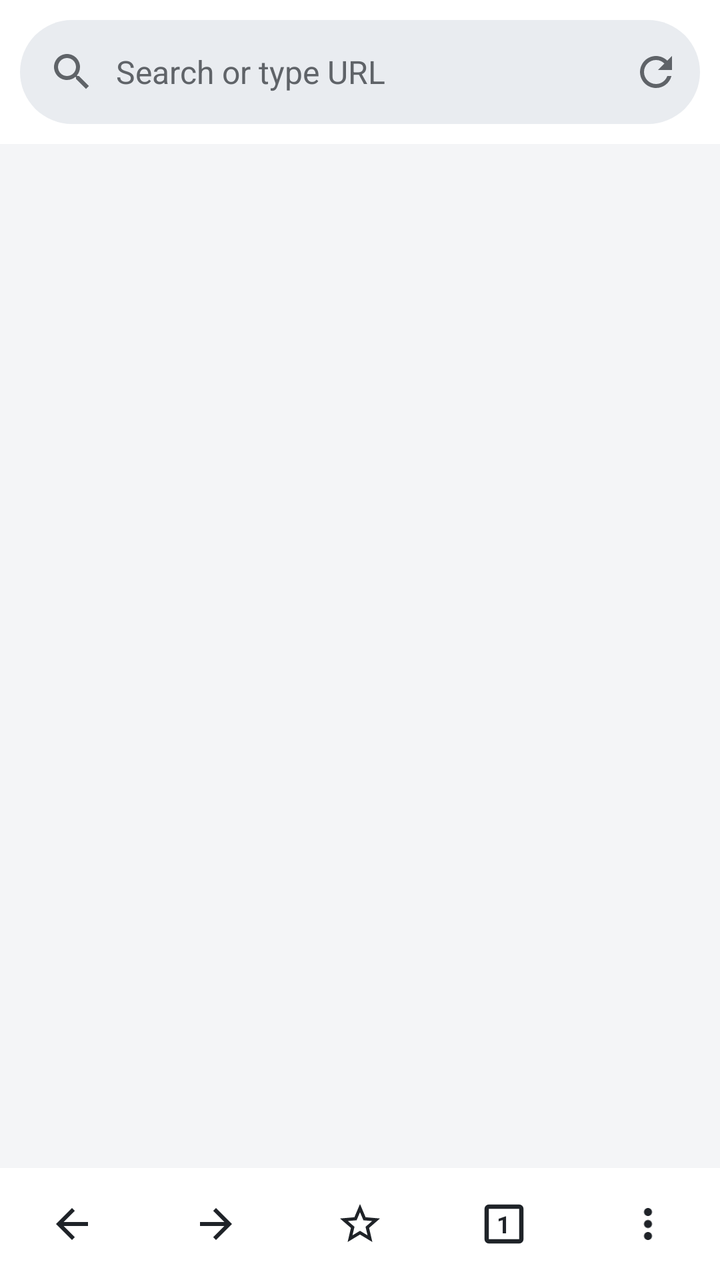
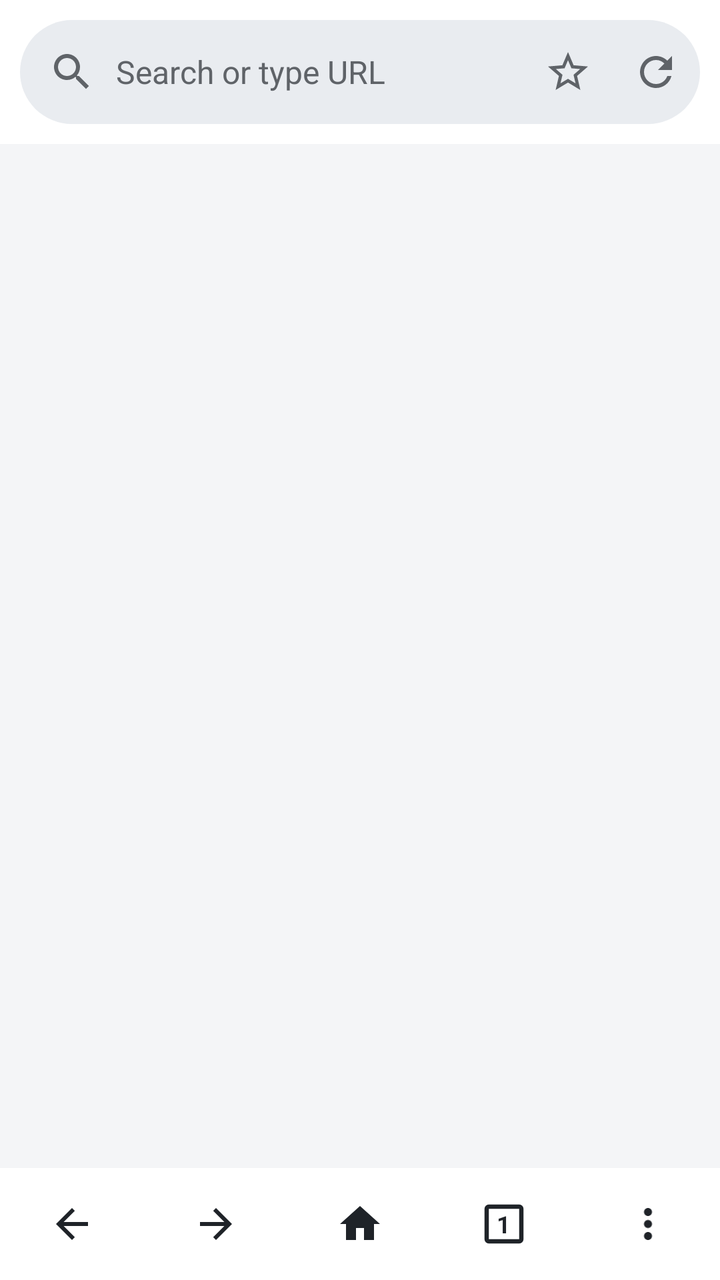

Two renders of the same Android screen: before a commit and after it. Below are the layout's source before the change and the commit's diff.
<!-- AndroidManifest.xml: application theme Theme.MBrowser -->
<!-- res/layout/activity_main.xml -->
<?xml version="1.0" encoding="utf-8"?>
<LinearLayout xmlns:android="http://schemas.android.com/apk/res/android"
    android:layout_width="match_parent"
    android:layout_height="match_parent"
    android:background="@color/bg"
    android:fitsSystemWindows="true"
    android:orientation="vertical">

    <LinearLayout
        android:layout_width="match_parent"
        android:layout_height="wrap_content"
        android:background="@color/bar"
        android:padding="10dp">

        <LinearLayout
            android:layout_width="match_parent"
            android:layout_height="52dp"
            android:background="@drawable/bg_pill"
            android:gravity="center_vertical"
            android:orientation="horizontal">

            <ImageView
                android:id="@+id/siteIcon"
                android:layout_width="24dp"
                android:layout_height="24dp"
                android:layout_marginStart="14dp"
                android:src="@drawable/ic_search"
                android:tint="@color/muted" />

            <EditText
                android:id="@+id/urlBar"
                android:layout_width="0dp"
                android:layout_height="match_parent"
                android:layout_marginStart="10dp"
                android:layout_weight="1"
                android:background="@null"
                android:hint="Search or type URL"
                android:imeOptions="actionGo"
                android:importantForAutofill="no"
                android:inputType="textUri"
                android:maxLines="1"
                android:selectAllOnFocus="true"
                android:textColor="@color/text"
                android:textColorHint="@color/muted"
                android:textSize="16sp" />

            <ImageButton
                android:id="@+id/btnReload"
                android:layout_width="44dp"
                android:layout_height="44dp"
                android:background="?attr/selectableItemBackgroundBorderless"
                android:contentDescription="Reload"
                android:src="@drawable/ic_reload"
                android:tint="@color/muted" />
        </LinearLayout>
    </LinearLayout>

    <ProgressBar
        android:id="@+id/progress"
        style="?android:attr/progressBarStyleHorizontal"
        android:layout_width="match_parent"
        android:layout_height="3dp"
        android:max="100"
        android:progressTint="@color/accent"
        android:visibility="invisible" />

    <FrameLayout
        android:id="@+id/stack"
        android:layout_width="match_parent"
        android:layout_height="0dp"
        android:layout_weight="1">

        <FrameLayout
            android:id="@+id/container"
            android:layout_width="match_parent"
            android:layout_height="match_parent" />

        <LinearLayout
            android:id="@+id/switcher"
            android:layout_width="match_parent"
            android:layout_height="match_parent"
            android:background="@color/bg"
            android:orientation="vertical"
            android:visibility="gone">

            <LinearLayout
                android:layout_width="match_parent"
                android:layout_height="wrap_content"
                android:gravity="center_vertical"
                android:orientation="horizontal"
                android:padding="12dp">

                <TextView
                    android:id="@+id/switcherTitle"
                    android:layout_width="0dp"
                    android:layout_height="wrap_content"
                    android:layout_weight="1"
                    android:textColor="@color/text"
                    android:textSize="18sp"
                    android:textStyle="bold" />

                <TextView
                    android:id="@+id/switcherDevices"
                    android:layout_width="wrap_content"
                    android:layout_height="wrap_content"
                    android:padding="10dp"
                    android:text="Other devices"
                    android:textColor="@color/accent" />

                <TextView
                    android:id="@+id/switcherCloseAll"
                    android:layout_width="wrap_content"
                    android:layout_height="wrap_content"
                    android:padding="10dp"
                    android:text="Close all"
                    android:textColor="@color/accent" />

                <TextView
                    android:id="@+id/switcherNew"
                    android:layout_width="wrap_content"
                    android:layout_height="wrap_content"
                    android:background="@drawable/bg_chip"
                    android:paddingHorizontal="16dp"
                    android:paddingVertical="8dp"
                    android:text="+ New tab"
                    android:textColor="@color/text" />
            </LinearLayout>

            <androidx.recyclerview.widget.RecyclerView
                android:id="@+id/switcherList"
                android:layout_width="match_parent"
                android:layout_height="match_parent"
                android:clipToPadding="false"
                android:padding="8dp" />
        </LinearLayout>
    </FrameLayout>

    <LinearLayout
        android:layout_width="match_parent"
        android:layout_height="56dp"
        android:background="@color/bar"
        android:gravity="center"
        android:orientation="horizontal">

        <ImageButton android:id="@+id/btnBack" style="@style/BarButton"
            android:contentDescription="Back" android:src="@drawable/ic_back" />
        <ImageButton android:id="@+id/btnForward" style="@style/BarButton"
            android:contentDescription="Forward" android:src="@drawable/ic_forward" />
        <ImageButton android:id="@+id/btnStar" style="@style/BarButton"
            android:contentDescription="Bookmark" android:src="@drawable/ic_star" />

        <FrameLayout
            android:id="@+id/btnTabs"
            android:layout_width="0dp"
            android:layout_height="match_parent"
            android:layout_weight="1"
            android:background="?attr/selectableItemBackgroundBorderless"
            android:contentDescription="Tabs">

            <ImageView
                android:layout_width="26dp"
                android:layout_height="26dp"
                android:layout_gravity="center"
                android:src="@drawable/ic_tabs"
                android:tint="@color/text" />

            <TextView
                android:id="@+id/tabCount"
                android:layout_width="wrap_content"
                android:layout_height="wrap_content"
                android:layout_gravity="center"
                android:text="1"
                android:textColor="@color/text"
                android:textSize="12sp"
                android:textStyle="bold" />
        </FrameLayout>

        <ImageButton android:id="@+id/btnMenu" style="@style/BarButton"
            android:contentDescription="Menu" android:src="@drawable/ic_menu" />
    </LinearLayout>
</LinearLayout>
<!-- resources referenced by this layout -->
<resources>
  <color name="accent">#2F6FEB</color>
  <color name="bar">#FFFFFF</color>
  <color name="bg">#F4F5F7</color>
  <color name="muted">#5F6368</color>
  <color name="text">#1F2328</color>
  <!-- drawable bg_chip (drawable) -->
  <shape xmlns:android="http://schemas.android.com/apk/res/android">
      <solid android:color="@color/card"/>
      <corners android:radius="20dp"/>
  </shape>
  <!-- drawable bg_pill (drawable) -->
  <shape xmlns:android="http://schemas.android.com/apk/res/android">
      <solid android:color="@color/pill"/>
      <corners android:radius="28dp"/>
  </shape>
  <!-- drawable ic_back (drawable) -->
  <vector xmlns:android="http://schemas.android.com/apk/res/android"
      android:width="24dp" android:height="24dp" android:viewportWidth="24" android:viewportHeight="24">
      <path android:fillColor="#FF000000" android:pathData="M20,11H7.83l5.59,-5.59L12,4l-8,8 8,8 1.41,-1.41L7.83,13H20v-2z"/>
  </vector>
  <!-- drawable ic_forward (drawable) -->
  <vector xmlns:android="http://schemas.android.com/apk/res/android"
      android:width="24dp" android:height="24dp" android:viewportWidth="24" android:viewportHeight="24">
      <path android:fillColor="#FF000000" android:pathData="M12,4l-1.41,1.41L16.17,11H4v2h12.17l-5.58,5.59L12,20l8,-8z"/>
  </vector>
  <!-- drawable ic_menu (drawable) -->
  <vector xmlns:android="http://schemas.android.com/apk/res/android"
      android:width="24dp" android:height="24dp" android:viewportWidth="24" android:viewportHeight="24">
      <path android:fillColor="#FF000000" android:pathData="M12,8c1.1,0 2,-0.9 2,-2s-0.9,-2 -2,-2 -2,0.9 -2,2 0.9,2 2,2zM12,10c-1.1,0 -2,0.9 -2,2s0.9,2 2,2 2,-0.9 2,-2 -0.9,-2 -2,-2zM12,16c-1.1,0 -2,0.9 -2,2s0.9,2 2,2 2,-0.9 2,-2 -0.9,-2 -2,-2z"/>
  </vector>
  <!-- drawable ic_reload (drawable) -->
  <vector xmlns:android="http://schemas.android.com/apk/res/android"
      android:width="24dp" android:height="24dp" android:viewportWidth="24" android:viewportHeight="24">
      <path android:fillColor="#FF000000" android:pathData="M17.65,6.35C16.2,4.9 14.21,4 12,4c-4.42,0 -7.99,3.58 -7.99,8s3.57,8 7.99,8c3.73,0 6.84,-2.55 7.73,-6h-2.08c-0.82,2.33 -3.04,4 -5.65,4 -3.31,0 -6,-2.69 -6,-6s2.69,-6 6,-6c1.66,0 3.14,0.69 4.22,1.78L13,11h7V4l-2.35,2.35z"/>
  </vector>
  <!-- drawable ic_star (drawable) -->
  <vector xmlns:android="http://schemas.android.com/apk/res/android"
      android:width="24dp" android:height="24dp" android:viewportWidth="24" android:viewportHeight="24">
      <path android:fillColor="#FF000000" android:pathData="M22,9.24l-7.19,-0.62L12,2 9.19,8.63 2,9.24l5.46,4.73L5.82,21 12,17.27 18.18,21l-1.63,-7.03L22,9.24zM12,15.4l-3.76,2.27 1,-4.28 -3.32,-2.88 4.38,-0.38L12,6.1l1.71,4.04 4.38,0.38 -3.32,2.88 1,4.28L12,15.4z"/>
  </vector>
  <!-- drawable ic_tabs (drawable) -->
  <vector xmlns:android="http://schemas.android.com/apk/res/android"
      android:width="24dp" android:height="24dp" android:viewportWidth="24" android:viewportHeight="24">
      <path android:strokeColor="#FF000000" android:strokeWidth="2" android:fillColor="#00000000"
          android:pathData="M5,4h14a1,1 0 0 1 1,1v14a1,1 0 0 1 -1,1H5a1,1 0 0 1 -1,-1V5a1,1 0 0 1 1,-1z"/>
  </vector>
  <style name="BarButton">
          <item name="android:layout_width">0dp</item>
          <item name="android:layout_height">match_parent</item>
          <item name="android:layout_weight">1</item>
          <item name="android:background">?attr/selectableItemBackgroundBorderless</item>
          <item name="android:tint">@color/text</item>
      </style>
  <color name="card">#FFFFFF</color>
  <color name="pill">#E9ECF0</color>
  <!-- unchanged entries left out for length: 2 -->
</resources>

<!-- the commit's change to res/layout/activity_main.xml (unified diff, before → after) -->
@@ -43,6 +43,15 @@
                 android:textColor="@color/text"
                 android:textColorHint="@color/muted"
                 android:textSize="16sp" />
+
+            <ImageButton
+                android:id="@+id/btnStar"
+                android:layout_width="44dp"
+                android:layout_height="44dp"
+                android:background="?attr/selectableItemBackgroundBorderless"
+                android:contentDescription="Bookmark"
+                android:src="@drawable/ic_star"
+                android:tint="@color/muted" />
 
             <ImageButton
                 android:id="@+id/btnReload"
@@ -146,8 +155,8 @@
             android:contentDescription="Back" android:src="@drawable/ic_back" />
         <ImageButton android:id="@+id/btnForward" style="@style/BarButton"
             android:contentDescription="Forward" android:src="@drawable/ic_forward" />
-        <ImageButton android:id="@+id/btnStar" style="@style/BarButton"
-            android:contentDescription="Bookmark" android:src="@drawable/ic_star" />
+        <ImageButton android:id="@+id/btnHome" style="@style/BarButton"
+            android:contentDescription="Home" android:src="@drawable/ic_home" />
 
         <FrameLayout
             android:id="@+id/btnTabs"
<!-- resource entries referenced after the edit -->
@@ -24,6 +24,11 @@
   <vector xmlns:android="http://schemas.android.com/apk/res/android"
       android:width="24dp" android:height="24dp" android:viewportWidth="24" android:viewportHeight="24">
       <path android:fillColor="#FF000000" android:pathData="M12,4l-1.41,1.41L16.17,11H4v2h12.17l-5.58,5.59L12,20l8,-8z"/>
+  </vector>
+  <!-- drawable ic_home (drawable) -->
+  <vector xmlns:android="http://schemas.android.com/apk/res/android"
+      android:width="24dp" android:height="24dp" android:viewportWidth="24" android:viewportHeight="24">
+      <path android:fillColor="#FF000000" android:pathData="M10,20v-6h4v6h5v-8h3L12,3 2,12h3v8z"/>
   </vector>
   <!-- drawable ic_menu (drawable) -->
   <vector xmlns:android="http://schemas.android.com/apk/res/android"
